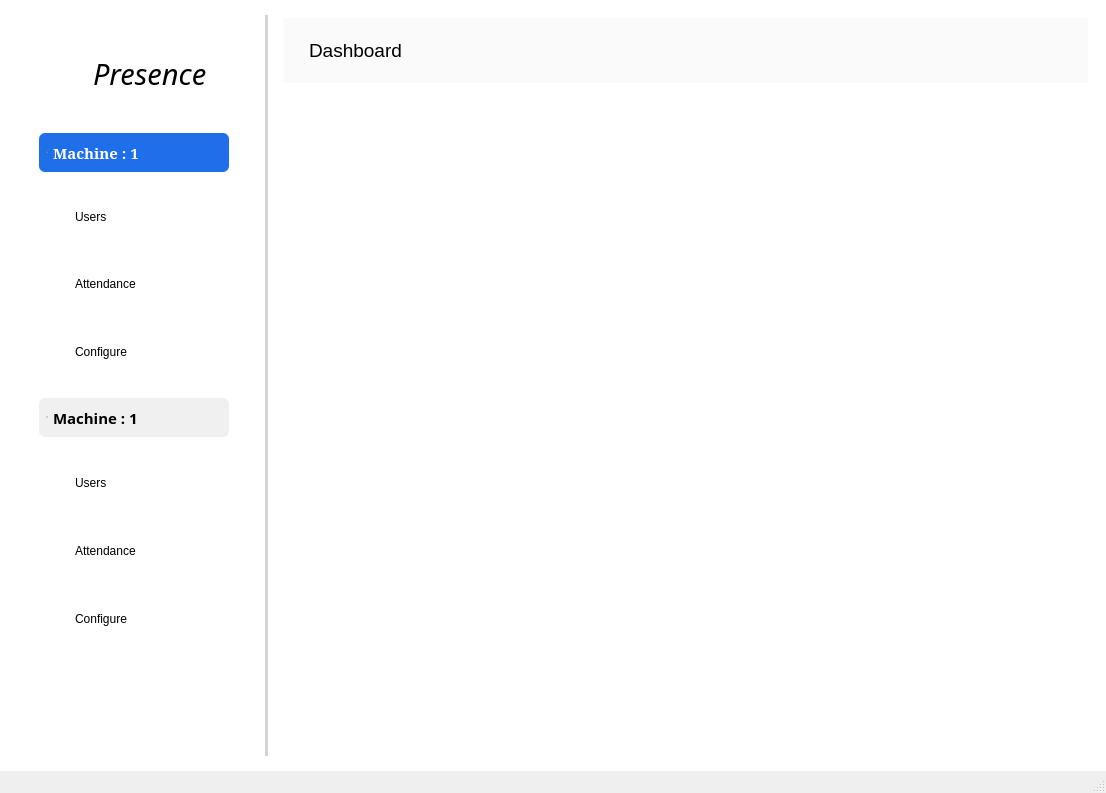
First picture: the form in ui/main.ui, repository vaxson/Presence_Attandance_Tracker, before the edit.
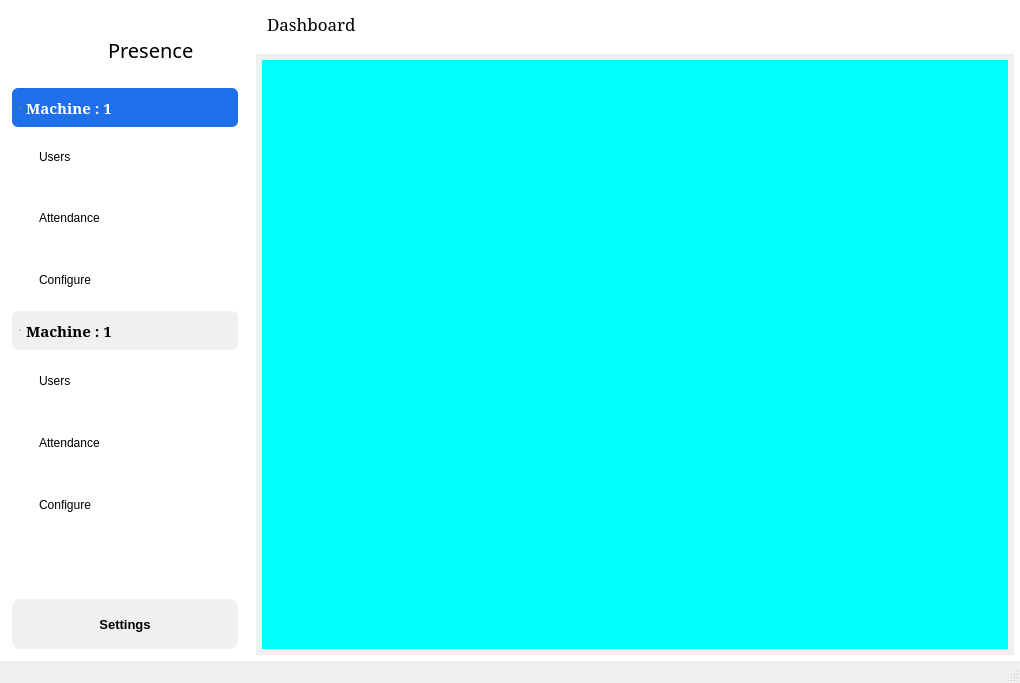
Second picture: the form after the edit. Icons and pictures are not drawn.

Commit message: Added settings button and ui

What changed in the file:
```diff
--- a/ui/main.ui
+++ b/ui/main.ui
@@ -1,17 +1,20 @@
 <?xml version="1.0" encoding="UTF-8"?>
 <ui version="4.0">
- <class>MainWindow</class>
- <widget class="QMainWindow" name="MainWindow">
+ <class>Presence</class>
+ <widget class="QMainWindow" name="Presence">
+  <property name="windowModality">
+   <enum>Qt::NonModal</enum>
+  </property>
   <property name="geometry">
    <rect>
     <x>0</x>
     <y>0</y>
-    <width>1106</width>
-    <height>793</height>
+    <width>1020</width>
+    <height>683</height>
    </rect>
   </property>
   <property name="windowTitle">
-   <string>MainWindow</string>
+   <string>Presence</string>
   </property>
   <property name="styleSheet">
    <string notr="true">QFrame{
@@ -30,16 +33,17 @@
 }
 
 QFrame:hover {
-    background-color: rgb(240,240,240);
+    background-color: #F7FFA9
 }
 
 QFrame[active=&quot;true&quot;] {
     background-color: #1f6feb;
     color: white;
 }
+
 </string>
   </property>
-  <widget class="QWidget" name="centralwidget">
+  <widget class="QWidget" name="Presence_2">
    <property name="sizePolicy">
     <sizepolicy hsizetype="Expanding" vsizetype="Expanding">
      <horstretch>0</horstretch>
@@ -53,11 +57,57 @@
     </size>
    </property>
    <property name="styleSheet">
-    <string notr="true">background-color : white;</string>
+    <string notr="true">background-color : white;
+</string>
    </property>
    <layout class="QHBoxLayout" name="horizontalLayout_3">
+    <property name="leftMargin">
+     <number>0</number>
+    </property>
+    <property name="topMargin">
+     <number>0</number>
+    </property>
+    <property name="rightMargin">
+     <number>0</number>
+    </property>
+    <property name="bottomMargin">
+     <number>0</number>
+    </property>
     <item>
      <layout class="QHBoxLayout" name="horizontalLayout_main">
+      <property name="spacing">
+       <number>0</number>
+      </property>
+      <item>
+       <widget class="QWidget" name="central" native="true">
+        <property name="minimumSize">
+         <size>
+          <width>0</width>
+          <height>0</height>
+         </size>
+        </property>
+        <property name="maximumSize">
+         <size>
+          <width>16777215</width>
+          <height>16777215</height>
+         </size>
+        </property>
+        <layout class="QHBoxLayout" name="horizontalLayout_2">
+         <property name="spacing">
+          <number>0</number>
+         </property>
+         <property name="leftMargin">
+          <number>0</number>
+         </property>
+         <property name="topMargin">
+          <number>0</number>
+         </property>
+         <property name="rightMargin">
+          <number>0</number>
+         </property>
+         <property name="bottomMargin">
+          <number>0</number>
+         </property>
       <item>
        <widget class="QFrame" name="side_bar">
         <property name="sizePolicy">
@@ -83,7 +133,7 @@
 }
 
 QFrame:hover {
-    background-color: rgb(240,240,240);
+    background-color: #F7FFA9;
 }
 
 QFrame[active=&quot;true&quot;] {
@@ -98,9 +148,22 @@
         <property name="frameShadow">
          <enum>QFrame::Raised</enum>
         </property>
-        <layout class="QHBoxLayout" name="horizontalLayout_5">
-         <item>
-          <layout class="QVBoxLayout" name="verticalLayout_sidebar">
+           <layout class="QVBoxLayout" name="verticalLayout_3">
+            <property name="spacing">
+             <number>0</number>
+            </property>
+            <property name="leftMargin">
+             <number>0</number>
+            </property>
+            <property name="topMargin">
+             <number>0</number>
+            </property>
+            <property name="rightMargin">
+             <number>0</number>
+            </property>
+            <property name="bottomMargin">
+             <number>0</number>
+            </property>
            <item>
             <layout class="QVBoxLayout" name="verticalLayout">
              <property name="spacing">
@@ -111,7 +174,7 @@
                <property name="maximumSize">
                 <size>
                  <width>600</width>
-                 <height>100</height>
+                  <height>81</height>
                 </size>
                </property>
                <property name="cursor">
@@ -166,7 +229,7 @@
                    <string/>
                   </property>
                   <property name="pixmap">
-                   <pixmap resource="resources.qrc">:/logos/flip_to_front_60dp_75FB4C_FILL0_wght100_GRAD200_opsz48.png</pixmap>
+                    <pixmap>:/logos/flip_to_front_60dp_75FB4C_FILL0_wght100_GRAD200_opsz48.png</pixmap>
                   </property>
                   <property name="margin">
                    <number>-15</number>
@@ -186,9 +249,9 @@
                   </property>
                   <property name="font">
                    <font>
-                    <family>Vivaldi</family>
-                    <pointsize>22</pointsize>
-                    <italic>true</italic>
+                     <family>Ubuntu Mono</family>
+                     <pointsize>15</pointsize>
+                     <italic>false</italic>
                     <bold>false</bold>
                     <underline>false</underline>
                    </font>
@@ -223,6 +286,21 @@
 </string>
              </property>
              <layout class="QVBoxLayout" name="verticalLayout_6">
+               <property name="spacing">
+                <number>0</number>
+               </property>
+               <property name="leftMargin">
+                <number>0</number>
+               </property>
+               <property name="topMargin">
+                <number>0</number>
+               </property>
+               <property name="rightMargin">
+                <number>0</number>
+               </property>
+               <property name="bottomMargin">
+                <number>0</number>
+               </property>
               <item>
                <widget class="QRadioButton" name="rbtn_machine1">
                 <property name="font">
@@ -258,7 +336,7 @@
                  <string>Machine : 1</string>
                 </property>
                 <property name="icon">
-                 <iconset resource="resources.qrc">
+                  <iconset>
                   <normaloff>:/logos/microwave_gen_60dp_999999_FILL0_wght100_GRAD200_opsz48.png</normaloff>:/logos/microwave_gen_60dp_999999_FILL0_wght100_GRAD200_opsz48.png</iconset>
                 </property>
                 <property name="iconSize">
@@ -275,6 +353,21 @@
               <item>
                <widget class="QWidget" name="widget_sub_machine1" native="true">
                 <layout class="QVBoxLayout" name="verticalLayout_8">
+                  <property name="spacing">
+                   <number>0</number>
+                  </property>
+                  <property name="leftMargin">
+                   <number>0</number>
+                  </property>
+                  <property name="topMargin">
+                   <number>0</number>
+                  </property>
+                  <property name="rightMargin">
+                   <number>0</number>
+                  </property>
+                  <property name="bottomMargin">
+                   <number>0</number>
+                  </property>
                  <item>
                   <widget class="QFrame" name="btn_machine1_users">
                    <property name="maximumSize">
@@ -309,7 +402,7 @@
                      <number>0</number>
                     </property>
                     <item>
-                     <widget class="QLabel" name="lable_user_machine1">
+                      <widget class="QLabel" name="label_users_machine1">
                       <property name="text">
                        <string>Users</string>
                       </property>
@@ -360,7 +453,7 @@
                      <number>0</number>
                     </property>
                     <item>
-                     <widget class="QLabel" name="label_attnedance_machine1">
+                      <widget class="QLabel" name="label_attandance_machine1">
                       <property name="text">
                        <string>Attendance</string>
                       </property>
@@ -397,7 +490,7 @@
                      <number>0</number>
                     </property>
                     <item>
-                     <widget class="QLabel" name="lable_machine1_configure">
+                      <widget class="QLabel" name="label_configure_machine1">
                       <property name="text">
                        <string>Configure</string>
                       </property>
@@ -413,7 +506,7 @@
                <widget class="QRadioButton" name="rbtn_machine2">
                 <property name="font">
                  <font>
-                  <family>SimSun-ExtB</family>
+                   <family>SimSun</family>
                   <pointsize>11</pointsize>
                   <italic>false</italic>
                   <bold>true</bold>
@@ -443,7 +536,7 @@
                  <string>Machine : 1</string>
                 </property>
                 <property name="icon">
-                 <iconset resource="resources.qrc">
+                  <iconset>
                   <normaloff>:/logos/microwave_gen_60dp_999999_FILL0_wght100_GRAD200_opsz48.png</normaloff>:/logos/microwave_gen_60dp_999999_FILL0_wght100_GRAD200_opsz48.png</iconset>
                 </property>
                 <property name="iconSize">
@@ -463,8 +556,23 @@
               <item>
                <widget class="QWidget" name="widget_sub_machine2" native="true">
                 <layout class="QVBoxLayout" name="verticalLayout_7">
+                  <property name="spacing">
+                   <number>0</number>
+                  </property>
+                  <property name="leftMargin">
+                   <number>0</number>
+                  </property>
+                  <property name="topMargin">
+                   <number>0</number>
+                  </property>
+                  <property name="rightMargin">
+                   <number>0</number>
+                  </property>
+                  <property name="bottomMargin">
+                   <number>0</number>
+                  </property>
                  <item>
-                  <widget class="QFrame" name="btn_machine2_users">
+                   <widget class="QFrame" name="btn__users">
                    <property name="styleSheet">
                     <string notr="true"/>
                    </property>
@@ -491,7 +599,7 @@
                      <number>0</number>
                     </property>
                     <item>
-                     <widget class="QLabel" name="label_machine2_users">
+                      <widget class="QLabel" name="label_users_machine2">
                       <property name="text">
                        <string>Users</string>
                       </property>
@@ -531,7 +639,7 @@
                      <number>0</number>
                     </property>
                     <item>
-                     <widget class="QLabel" name="label_machine1_atttendacne">
+                      <widget class="QLabel" name="label_attandance_machine2">
                       <property name="text">
                        <string>Attendance</string>
                       </property>
@@ -544,7 +652,7 @@
                   </widget>
                  </item>
                  <item>
-                  <widget class="QFrame" name="btn_machine2_configure">
+                   <widget class="QFrame" name="btn_configure_machine2">
                    <property name="styleSheet">
                     <string notr="true"/>
                    </property>
@@ -571,7 +679,7 @@
                      <number>0</number>
                     </property>
                     <item>
-                     <widget class="QLabel" name="label_machine2_configure">
+                      <widget class="QLabel" name="label_configure_machine2">
                       <property name="text">
                        <string>Configure</string>
                       </property>
@@ -597,76 +705,90 @@
              <property name="sizeHint" stdset="0">
               <size>
                <width>20</width>
-               <height>78</height>
+                <height>2</height>
               </size>
              </property>
             </spacer>
            </item>
-          </layout>
-         </item>
-        </layout>
-       </widget>
-      </item>
       <item>
-       <widget class="Line" name="line">
-        <property name="styleSheet">
-         <string notr="true">background-color : LightGrey;
-</string>
-        </property>
-        <property name="orientation">
-         <enum>Qt::Vertical</enum>
-        </property>
-       </widget>
-      </item>
-      <item>
-       <widget class="QWidget" name="content_area" native="true">
+             <widget class="QPushButton" name="settings_btn">
         <property name="minimumSize">
          <size>
           <width>0</width>
-          <height>0</height>
-         </size>
-        </property>
-        <property name="maximumSize">
-         <size>
-          <width>16777215</width>
-          <height>16777215</height>
-         </size>
-        </property>
-        <layout class="QVBoxLayout" name="verticalLayout_9">
+                <height>50</height>
+               </size>
+              </property>
+              <property name="font">
+               <font>
+                <pointsize>-1</pointsize>
+                <italic>false</italic>
+                <bold>true</bold>
+               </font>
+              </property>
+              <property name="styleSheet">
+               <string notr="true">QPushButton {
+    background-color:rgb(240,240,240);
+    border: none;
+    border-radius: 8px;
+    padding: 10px 16px;
+    font-size: 13px;
+    font-weight: 600;
+}
+
+QPushButton:hover {
+    background-color: #4338CA;
+	color : white;
+}
+
+QPushButton:pressed {
+    background-color: aqua;
+}
+
+
+</string>
+              </property>
+              <property name="text">
+               <string>Settings</string>
+              </property>
+             </widget>
+            </item>
+           </layout>
+          </widget>
+         </item>
          <item>
           <layout class="QVBoxLayout" name="verticalLayout_4">
            <property name="spacing">
             <number>0</number>
            </property>
            <item>
-            <widget class="QWidget" name="widget_topbar" native="true">
-             <property name="maximumSize">
-              <size>
-               <width>16777215</width>
-               <height>100</height>
-              </size>
-             </property>
+            <widget class="QWidget" name="content_area" native="true">
              <property name="styleSheet">
-              <string notr="true">background-color : rgb(250,250,250)</string>
+              <string notr="true">background-color : white;</string>
              </property>
-             <layout class="QVBoxLayout" name="verticalLayout_10">
-              <item>
-               <widget class="QLabel" name="label_topbar">
-                <property name="minimumSize">
-                 <size>
-                  <width>0</width>
-                  <height>0</height>
-                 </size>
-                </property>
-                <property name="maximumSize">
-                 <size>
-                  <width>16777215</width>
-                  <height>100</height>
-                 </size>
-                </property>
+             <layout class="QHBoxLayout" name="horizontalLayout_9">
+              <property name="spacing">
+               <number>0</number>
+              </property>
+              <property name="leftMargin">
+               <number>0</number>
+              </property>
+              <property name="topMargin">
+               <number>0</number>
+              </property>
+              <property name="rightMargin">
+               <number>0</number>
+              </property>
+              <property name="bottomMargin">
+               <number>0</number>
+              </property>
+              <item>
+               <layout class="QVBoxLayout" name="verticalLayout_2">
+                <item>
+                 <widget class="QLabel" name="label">
                 <property name="font">
                  <font>
-                  <pointsize>14</pointsize>
+                    <family>SimSun</family>
+                    <pointsize>13</pointsize>
                  </font>
                 </property>
                 <property name="text">
@@ -674,17 +796,31 @@
                 </property>
                </widget>
               </item>
-             </layout>
-            </widget>
-           </item>
            <item>
             <widget class="QStackedWidget" name="stackedwidget_content_area">
+                  <property name="enabled">
+                   <bool>true</bool>
+                  </property>
              <property name="styleSheet">
-              <string notr="true">background-color : white;
-border-radius :10px;</string>
-             </property>
-             <widget class="QWidget" name="page_5"/>
-             <widget class="QWidget" name="page_6"/>
+                   <string notr="true">background-color :rgb(240,240,240);
+border-radius :0px;</string>
+                  </property>
+                  <widget class="QWidget" name="page">
+                   <property name="styleSheet">
+                    <string notr="true">background-color : cyan;</string>
+                   </property>
+                   <layout class="QHBoxLayout" name="horizontalLayout_10"/>
+                  </widget>
+                  <widget class="QWidget" name="page_2">
+                   <property name="layoutDirection">
+                    <enum>Qt::LeftToRight</enum>
+                   </property>
+                  </widget>
+                 </widget>
+                </item>
+               </layout>
+              </item>
+             </layout>
             </widget>
            </item>
           </layout>
```
Lines whose indentation alone changed are shown as unchanged. The commit also changes 12 other files.
